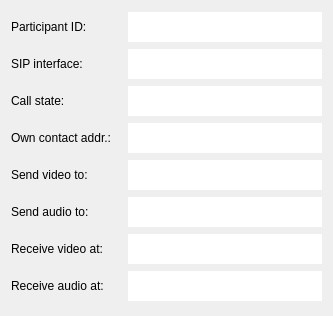
Old version of the form Homer/forms/Widgets/SessionInfoWidget.ui in the repository Homer-Conferencing/Homer-Conferencing.
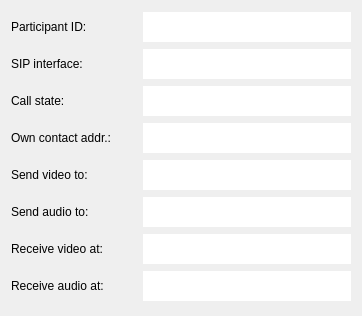
New version of the form.

Patch:
```diff
--- a/Homer/forms/Widgets/SessionInfoWidget.ui
+++ b/Homer/forms/Widgets/SessionInfoWidget.ui
@@ -6,7 +6,7 @@
    <rect>
     <x>0</x>
     <y>0</y>
-    <width>333</width>
+    <width>362</width>
     <height>316</height>
    </rect>
   </property>
@@ -47,7 +47,7 @@
        </property>
        <property name="minimumSize">
         <size>
-         <width>110</width>
+         <width>125</width>
          <height>30</height>
         </size>
        </property>
@@ -128,7 +128,7 @@
        </property>
        <property name="minimumSize">
         <size>
-         <width>110</width>
+         <width>125</width>
          <height>30</height>
         </size>
        </property>
@@ -209,7 +209,7 @@
        </property>
        <property name="minimumSize">
         <size>
-         <width>110</width>
+         <width>125</width>
          <height>30</height>
         </size>
        </property>
@@ -290,7 +290,7 @@
        </property>
        <property name="minimumSize">
         <size>
-         <width>110</width>
+         <width>125</width>
          <height>30</height>
         </size>
        </property>
@@ -368,7 +368,7 @@
        </property>
        <property name="minimumSize">
         <size>
-         <width>110</width>
+         <width>125</width>
          <height>30</height>
         </size>
        </property>
@@ -446,7 +446,7 @@
        </property>
        <property name="minimumSize">
         <size>
-         <width>110</width>
+         <width>125</width>
          <height>30</height>
         </size>
        </property>
@@ -524,7 +524,7 @@
        </property>
        <property name="minimumSize">
         <size>
-         <width>110</width>
+         <width>125</width>
          <height>30</height>
         </size>
        </property>
@@ -602,7 +602,7 @@
        </property>
        <property name="minimumSize">
         <size>
-         <width>110</width>
+         <width>125</width>
          <height>30</height>
         </size>
        </property>
```
